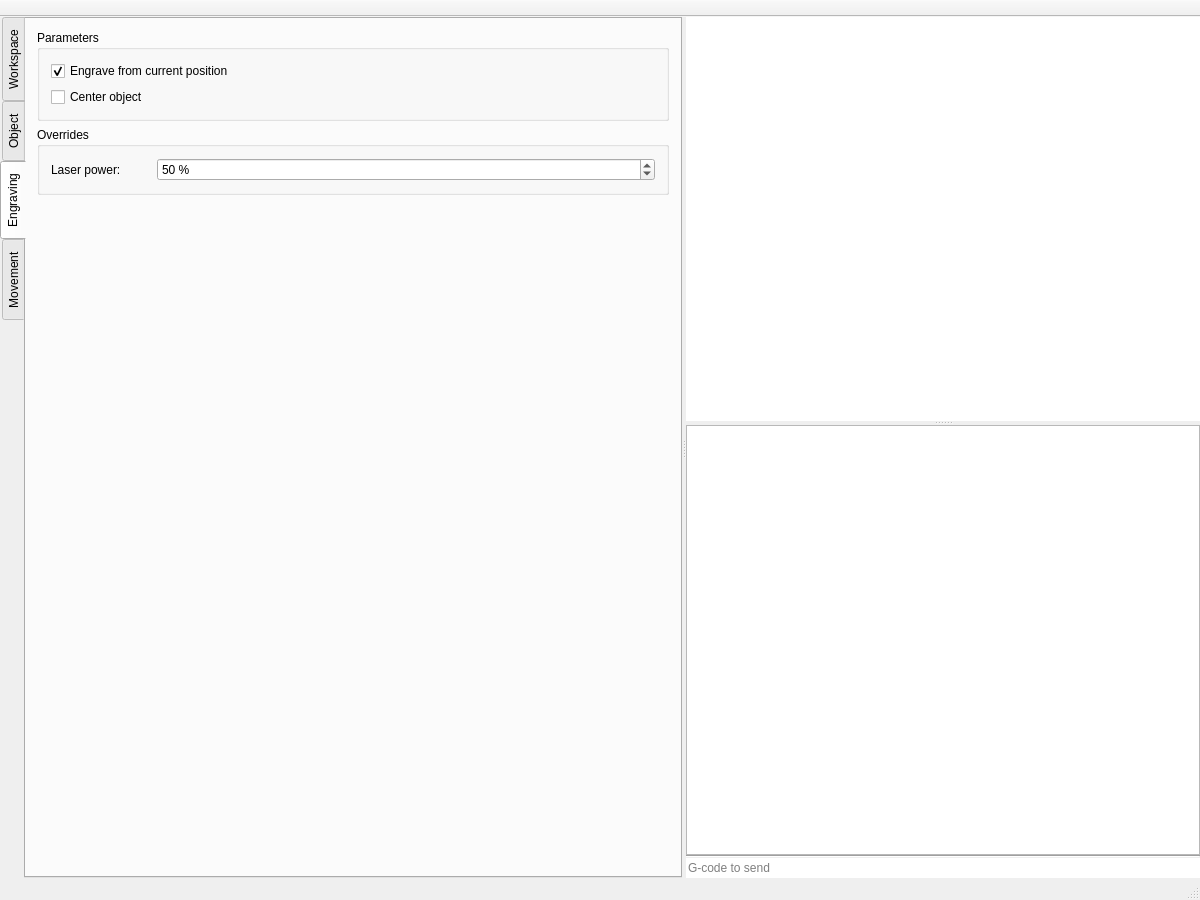
Qt form src/mainwindow.ui (dev-0x7C6/laser-engraver) before a commit.
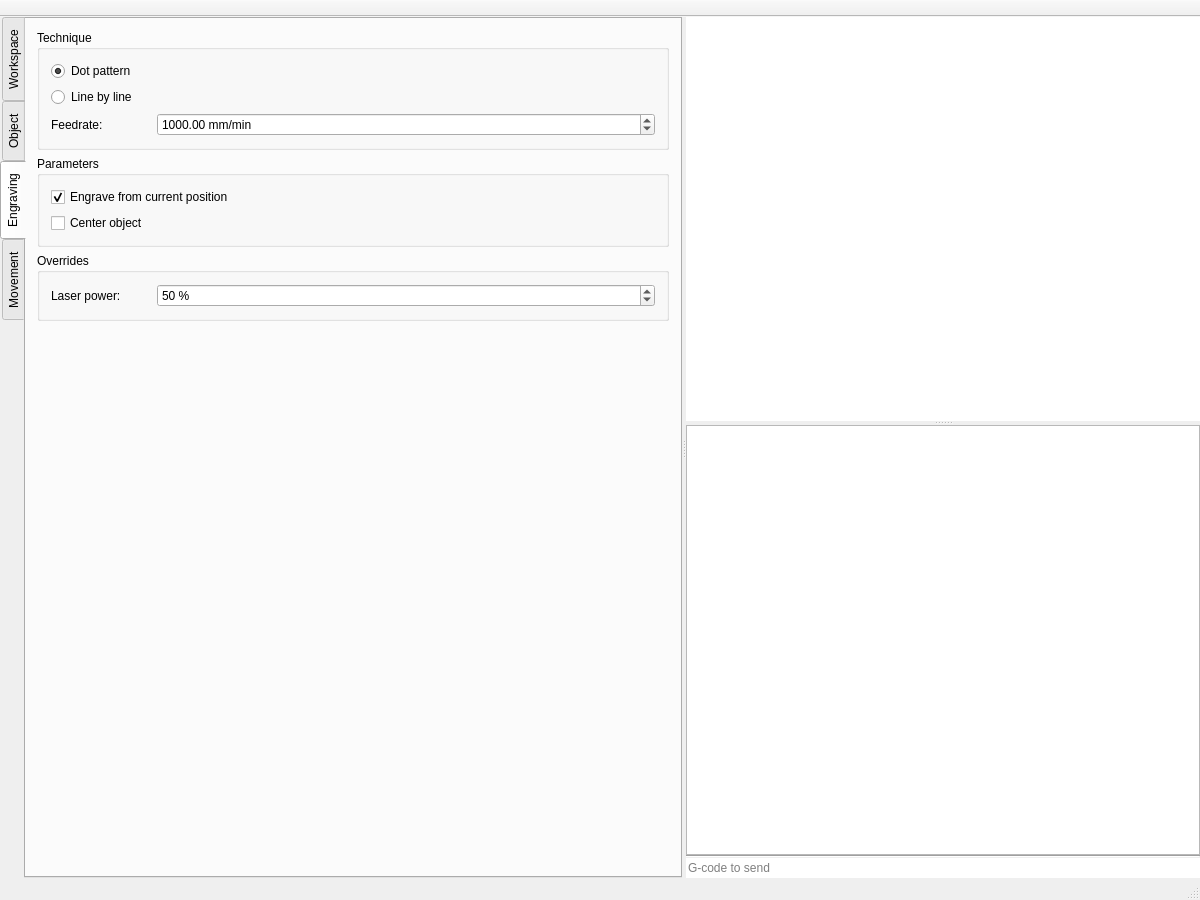
The same form after that commit. The open tabs and pages were chosen to show the change. Custom widgets are drawn as their Qt base class.

Commit message: gui: allow to pass feedrate and engraving strategy.

Patch:
```diff
--- a/src/mainwindow.ui
+++ b/src/mainwindow.ui
@@ -805,6 +805,74 @@
          <string>Engraving</string>
         </attribute>
         <layout class="QVBoxLayout" name="verticalLayout_8">
+         <item>
+          <widget class="QGroupBox" name="printParametersGroupBox_3">
+           <property name="title">
+            <string>Technique</string>
+           </property>
+           <layout class="QVBoxLayout" name="verticalLayout_15">
+            <item>
+             <widget class="QRadioButton" name="dot_pattern">
+              <property name="text">
+               <string>Dot pattern</string>
+              </property>
+              <property name="checked">
+               <bool>true</bool>
+              </property>
+             </widget>
+            </item>
+            <item>
+             <widget class="QRadioButton" name="line_by_line">
+              <property name="text">
+               <string>Line by line</string>
+              </property>
+             </widget>
+            </item>
+            <item>
+             <layout class="QHBoxLayout" name="horizontalLayout_21">
+              <item>
+               <widget class="QLabel" name="label_14">
+                <property name="minimumSize">
+                 <size>
+                  <width>100</width>
+                  <height>0</height>
+                 </size>
+                </property>
+                <property name="text">
+                 <string>Feedrate:</string>
+                </property>
+               </widget>
+              </item>
+              <item>
+               <widget class="QDoubleSpinBox" name="feedrate">
+                <property name="sizePolicy">
+                 <sizepolicy hsizetype="Expanding" vsizetype="Fixed">
+                  <horstretch>0</horstretch>
+                  <verstretch>0</verstretch>
+                 </sizepolicy>
+                </property>
+                <property name="prefix">
+                 <string/>
+                </property>
+                <property name="suffix">
+                 <string> mm/min</string>
+                </property>
+                <property name="maximum">
+                 <double>10000.000000000000000</double>
+                </property>
+                <property name="stepType">
+                 <enum>QAbstractSpinBox::AdaptiveDecimalStepType</enum>
+                </property>
+                <property name="value">
+                 <double>1000.000000000000000</double>
+                </property>
+               </widget>
+              </item>
+             </layout>
+            </item>
+           </layout>
+          </widget>
+         </item>
          <item>
           <widget class="QGroupBox" name="printParametersGroupBox">
            <property name="title">
```
Left out of the diff: 8 changed lines with no effect on the pictures. The commit also changes 1 other file.
